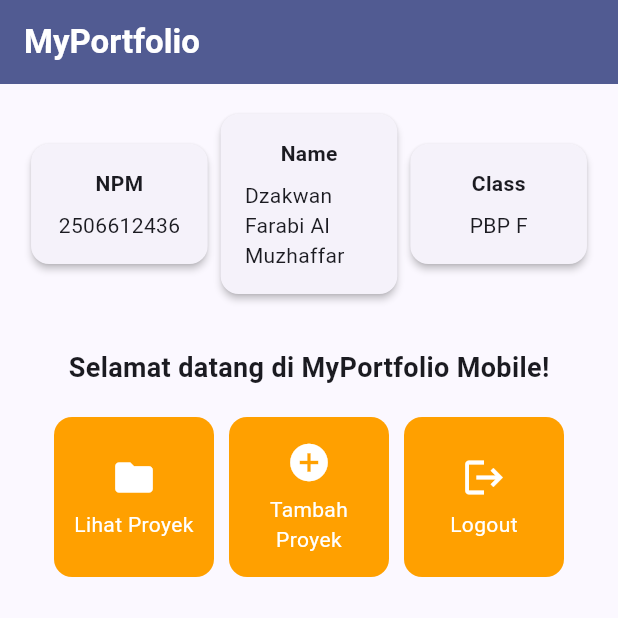
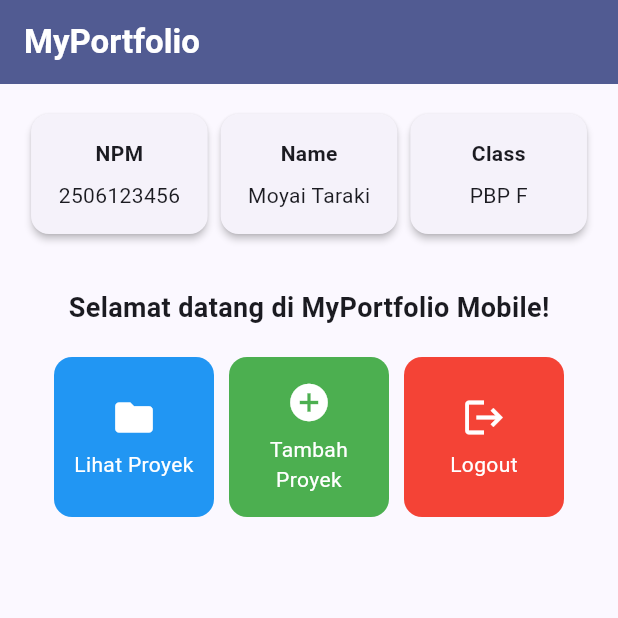
Before and after one commit to dzakwanversipacil/myportofolio_mobile, a Flutter app: the screen it shows after launch, on a phone screen of 412 x 824 dp, the top half of it. Run offline on Flutter 3.47's test engine with Material 3 defaults, Android fonts, the phone set to English and light mode, and no system bars.

Commit message:
feat: add color to items

```diff
--- a/lib/menu.dart
+++ b/lib/menu.dart
@@ -3,14 +3,14 @@ import 'package:flutter/material.dart';
 class MyHomePage extends StatelessWidget {
   MyHomePage({super.key});
 
-  final String npm = "2506612436";
-  final String nama = "Dzakwan Farabi Al Muzhaffar";
+  final String npm = "2506123456";
+  final String nama = "Moyai Taraki";
   final String kelas = "PBP F";
 
   final List<ItemHomepage> items = [
-    ItemHomepage("Lihat Proyek", Icons.folder),
-    ItemHomepage("Tambah Proyek", Icons.add_circle),
-    ItemHomepage("Logout", Icons.logout),
+    ItemHomepage("Lihat Proyek", Icons.folder, Colors.blue),
+    ItemHomepage("Tambah Proyek", Icons.add_circle, Colors.green),
+    ItemHomepage("Logout", Icons.logout, Colors.red),
   ];
 
   @override
@@ -113,8 +113,9 @@ class InfoCard extends StatelessWidget {
 class ItemHomepage {
   final String name;
   final IconData icon;
+  final Color color;
 
-  ItemHomepage(this.name, this.icon);
+  const ItemHomepage(this.name, this.icon, this.color);
 }
 
 class ItemCard extends StatelessWidget {
@@ -125,8 +126,7 @@ class ItemCard extends StatelessWidget {
   @override
   Widget build(BuildContext context) {
     return Material(
-      // Menggunakan warna sekunder dari skema tema aplikasi.
-      color: Theme.of(context).colorScheme.secondary,
+      color: item.color,
       borderRadius: BorderRadius.circular(12),
       child: InkWell(
         // Aksi ketika kartu ditekan oleh pengguna.
```
